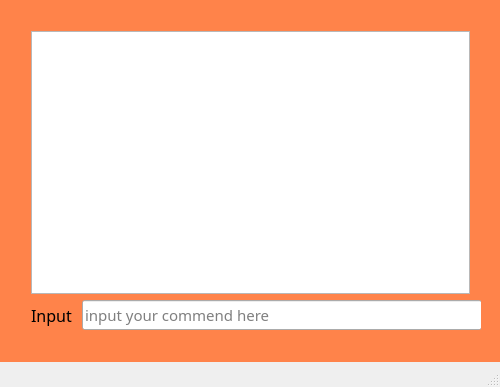
Before: the Qt Designer form Qt/TaskyDesign1/taskydesign.ui in akkudub/Tasky, drawn with Qt 5.
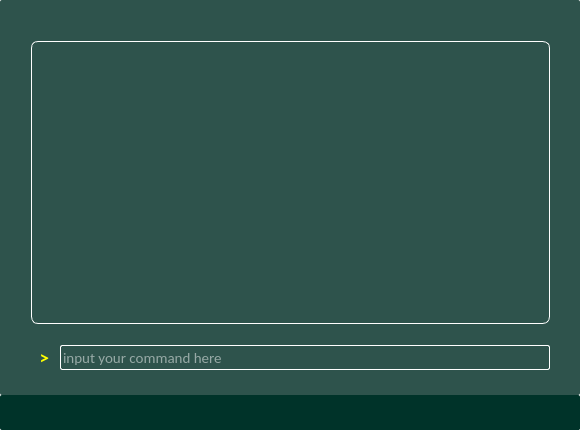
After: the same form once the commit is applied. Icons and pictures are not drawn.

Diff of the .ui file:
```diff
--- a/Qt/TaskyDesign1/taskydesign.ui
+++ b/Qt/TaskyDesign1/taskydesign.ui
@@ -1,41 +1,77 @@
 <?xml version="1.0" encoding="UTF-8"?>
 <ui version="4.0">
- <class>TaskyDesign1Class</class>
- <widget class="QMainWindow" name="TaskyDesign1Class">
+ <class>TaskyDesignClass</class>
+ <widget class="QMainWindow" name="TaskyDesignClass">
   <property name="geometry">
    <rect>
     <x>0</x>
     <y>0</y>
-    <width>500</width>
-    <height>387</height>
+    <width>580</width>
+    <height>430</height>
    </rect>
   </property>
+  <property name="sizePolicy">
+   <sizepolicy hsizetype="Fixed" vsizetype="Fixed">
+    <horstretch>0</horstretch>
+    <verstretch>0</verstretch>
+   </sizepolicy>
+  </property>
   <property name="minimumSize">
    <size>
-    <width>460</width>
-    <height>315</height>
+    <width>580</width>
+    <height>430</height>
    </size>
   </property>
   <property name="maximumSize">
    <size>
-    <width>500</width>
-    <height>400</height>
+    <width>580</width>
+    <height>430</height>
    </size>
   </property>
   <property name="windowTitle">
-   <string>TaskyDesign1</string>
+   <string>Tasky</string>
+  </property>
+  <property name="styleSheet">
+   <string notr="true">QMainWindow#TaskyDesignClass{
+background-color: transparent; 
+padding: 0px 0px 5px 0px;
+}</string>
   </property>
   <widget class="QWidget" name="MainPart">
+   <property name="sizePolicy">
+    <sizepolicy hsizetype="Fixed" vsizetype="Fixed">
+     <horstretch>0</horstretch>
+     <verstretch>0</verstretch>
+    </sizepolicy>
+   </property>
+   <property name="minimumSize">
+    <size>
+     <width>580</width>
+     <height>375</height>
+    </size>
+   </property>
+   <property name="maximumSize">
+    <size>
+     <width>580</width>
+     <height>430</height>
+    </size>
+   </property>
+   <property name="styleSheet">
+    <string notr="true">QWidget#MainPart{
+background-color: #2E534C; 
+border-radius: 2px;
+}</string>
+   </property>
    <widget class="QWidget" name="layoutWidget">
     <property name="geometry">
      <rect>
       <x>20</x>
-      <y>20</y>
-      <width>461</width>
-      <height>321</height>
+      <y>30</y>
+      <width>541</width>
+      <height>351</height>
      </rect>
     </property>
-    <layout class="QVBoxLayout" name="verticalLayout">
+    <layout class="QVBoxLayout" name="VerticalLayout">
      <item>
       <widget class="QTextEdit" name="DisplayPanel">
        <property name="font">
@@ -44,6 +80,42 @@
          <pointsize>10</pointsize>
         </font>
        </property>
+       <property name="autoFillBackground">
+        <bool>false</bool>
+       </property>
+       <property name="styleSheet">
+        <string notr="true">QTextEdit#DisplayPanel{
+background-color: #2E534C;
+color: #FFFFFF;
+border: 1px solid #FFFFFF;
+border-radius: 7px;
+padding: 10px 5px 18px 0px;
+}
+QTextEdit#DisplatPanel:hover{
+background-color: black;
+}
+QTextEdit#DisplayPanel QScrollBar:vertical{
+background-color: #233333;
+width: 5px;
+}
+QTextEdit#DisplayPanel QScrollBar::handle:vertical{
+height:200px;
+background-color: #2E334C;
+}
+</string>
+       </property>
+       <property name="frameShape">
+        <enum>QFrame::Box</enum>
+       </property>
+       <property name="frameShadow">
+        <enum>QFrame::Sunken</enum>
+       </property>
+       <property name="verticalScrollBarPolicy">
+        <enum>Qt::ScrollBarAsNeeded</enum>
+       </property>
+       <property name="horizontalScrollBarPolicy">
+        <enum>Qt::ScrollBarAlwaysOff</enum>
+       </property>
        <property name="readOnly">
         <bool>true</bool>
        </property>
@@ -57,19 +129,26 @@
       </widget>
      </item>
      <item>
-      <layout class="QHBoxLayout" name="horizontalLayout">
+      <layout class="QHBoxLayout" name="HorizontalLayout">
+       <property name="topMargin">
+        <number>15</number>
+       </property>
        <item>
         <widget class="QLabel" name="InputLabel">
          <property name="font">
           <font>
-           <family>Segoe Print</family>
-           <pointsize>12</pointsize>
-           <weight>50</weight>
-           <bold>false</bold>
+           <family>Calibri</family>
+           <pointsize>14</pointsize>
+           <weight>75</weight>
+           <bold>true</bold>
           </font>
          </property>
+         <property name="styleSheet">
+          <string notr="true">color: #FFFF00;
+border: 0px solid white;</string>
+         </property>
          <property name="text">
-          <string>Input </string>
+          <string>  &gt; </string>
          </property>
         </widget>
        </item>
@@ -95,12 +174,23 @@
          </property>
          <property name="font">
           <font>
-           <family>Segoe Print</family>
+           <family>Calibri</family>
            <pointsize>11</pointsize>
           </font>
          </property>
+         <property name="styleSheet">
+          <string notr="true">QLineEdit#InputBox{
+color: #FFFFFF;
+border: 1px solid #FFFFFF;
+border-radius: 2px;
+background-color: #2E534C;
+}</string>
+         </property>
          <property name="placeholderText">
-          <string>input your commend here</string>
+          <string>input your command here</string>
+         </property>
+         <property name="cursorMoveStyle">
+          <enum>Qt::VisualMoveStyle</enum>
          </property>
         </widget>
        </item>
@@ -108,40 +198,103 @@
      </item>
     </layout>
    </widget>
-   <widget class="QWidget" name="BGRed" native="true">
+   <widget class="QToolButton" name="CloseButton">
     <property name="geometry">
      <rect>
-      <x>0</x>
-      <y>-11</y>
-      <width>500</width>
-      <height>401</height>
+      <x>550</x>
+      <y>0</y>
+      <width>31</width>
+      <height>31</height>
      </rect>
     </property>
+    <property name="focusPolicy">
+     <enum>Qt::NoFocus</enum>
+    </property>
     <property name="styleSheet">
-     <string notr="true">background-color:rgb(255, 131, 74);</string>
+     <string notr="true">QToolButton#CloseButton{	
+border-style:flat;
+}
+</string>
     </property>
+    <property name="text">
+     <string/>
+    </property>
+    <property name="icon">
+     <iconset resource="taskydesign1.qrc">
+      <normaloff>:/TaskyDesign1/Resources/button_close100.png</normaloff>
+      <normalon>:/TaskyDesign1/Resources/button_close100.png</normalon>:/TaskyDesign1/Resources/button_close100.png</iconset>
+    </property>
+    <property name="iconSize">
+     <size>
+      <width>25</width>
+      <height>25</height>
+     </size>
+    </property>
    </widget>
-   <zorder>BGRed</zorder>
-   <zorder>layoutWidget</zorder>
+   <widget class="QToolButton" name="MinimizeButton">
+    <property name="geometry">
+     <rect>
+      <x>530</x>
+      <y>0</y>
+      <width>31</width>
+      <height>31</height>
+     </rect>
+    </property>
+    <property name="focusPolicy">
+     <enum>Qt::NoFocus</enum>
+    </property>
+    <property name="styleSheet">
+     <string notr="true">QToolButton#MinimizeButton{
+border-style: flat;
+}</string>
+    </property>
+    <property name="text">
+     <string/>
+    </property>
+    <property name="icon">
+     <iconset resource="taskydesign1.qrc">
+      <normaloff>:/TaskyDesign1/Resources/button_minimize100.png</normaloff>
+      <normalon>:/TaskyDesign1/Resources/button_minimize100.png</normalon>:/TaskyDesign1/Resources/button_minimize100.png</iconset>
+    </property>
+    <property name="iconSize">
+     <size>
+      <width>25</width>
+      <height>25</height>
+     </size>
+    </property>
+   </widget>
   </widget>
   <widget class="QStatusBar" name="statusBar">
    <property name="sizePolicy">
-    <sizepolicy hsizetype="Preferred" vsizetype="Preferred">
+    <sizepolicy hsizetype="Preferred" vsizetype="Fixed">
      <horstretch>0</horstretch>
      <verstretch>0</verstretch>
     </sizepolicy>
    </property>
    <property name="minimumSize">
     <size>
-     <width>400</width>
-     <height>25</height>
+     <width>580</width>
+     <height>35</height>
     </size>
    </property>
    <property name="font">
     <font>
      <pointsize>11</pointsize>
+     <weight>50</weight>
+     <bold>false</bold>
     </font>
    </property>
+   <property name="styleSheet">
+    <string notr="true">background-color: #003329;
+border-radius: 2px;
+color: #FFFFFF;
+margin: 0px 0px 0px 0px;
+padding: 2px 10px 10px 10px;
+</string>
+   </property>
+   <property name="sizeGripEnabled">
+    <bool>true</bool>
+   </property>
   </widget>
  </widget>
  <layoutdefault spacing="6" margin="11"/>
```
Left out of the diff: 4 changed lines with no effect on the pictures.
